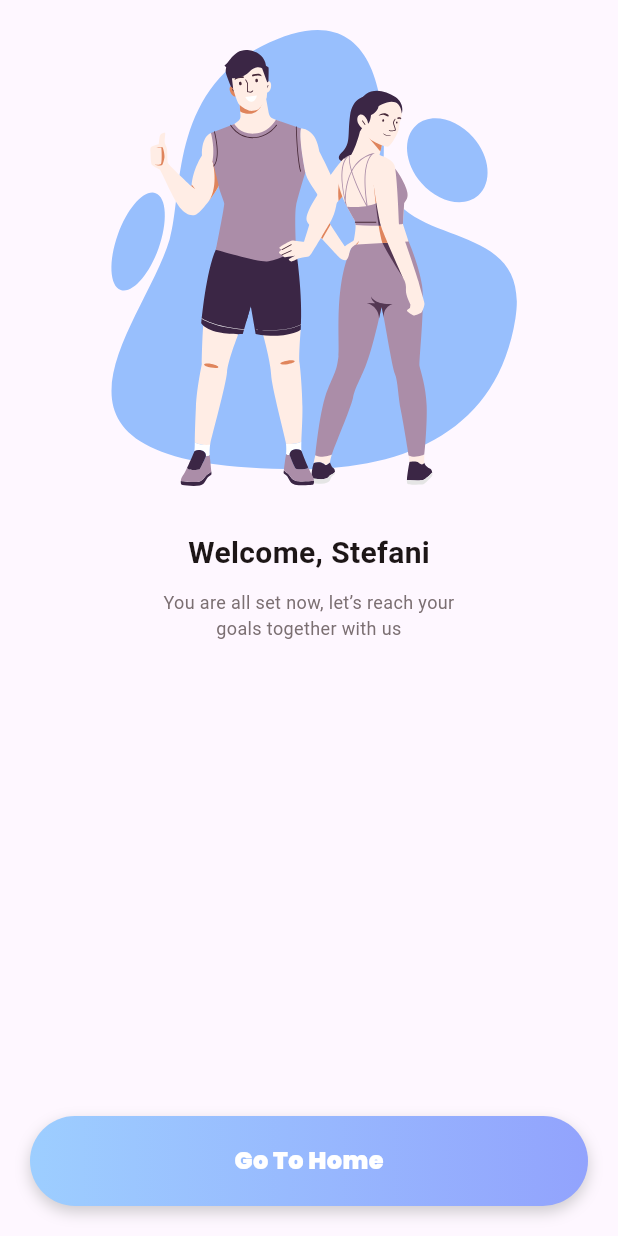
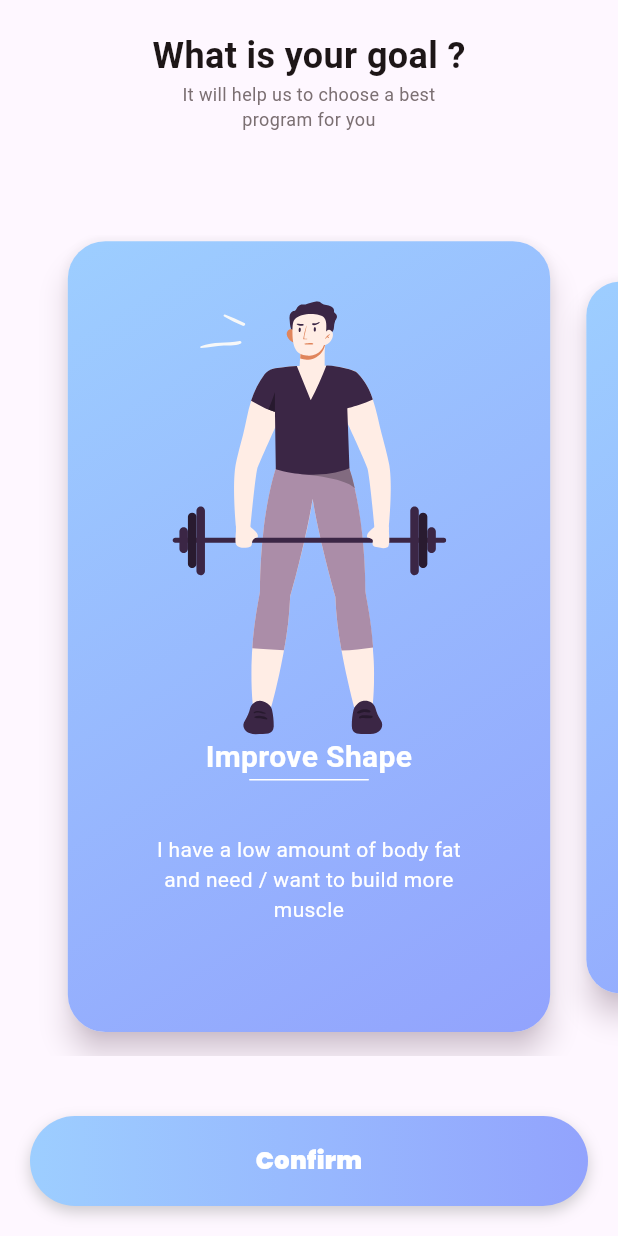
Before and after one commit to MGMSA6/Fitnest_X, a Flutter app: the screen it shows after launch, on a phone screen of 412 x 824 dp. Run offline on Flutter 3.47's test engine with Material 3 defaults, Android fonts, the light colour scheme and no system bars; our stand-ins replace flutter_svg.

Commit message:
latest code

```diff
--- a/lib/main.dart
+++ b/lib/main.dart
@@ -1,6 +1,8 @@
+import 'package:fitnest_x/pages/Carousel.dart';
 import 'package:fitnest_x/pages/Finalized.dart';
 import 'package:fitnest_x/pages/Login.dart';
 import 'package:fitnest_x/pages/Onboarding.dart';
+import 'package:fitnest_x/pages/Responsive.dart';
 import 'package:fitnest_x/pages/SignUp1.dart';
 import 'package:fitnest_x/pages/Signup.dart';
 
@@ -22,7 +24,7 @@ class FitnestX extends StatelessWidget {
       themeMode: ThemeMode.light,
       theme: ThemeData(primarySwatch: Colors.deepPurple),
       darkTheme: ThemeData(brightness: Brightness.dark),
-      initialRoute: "/Finalized",
+      initialRoute: "/Carousel",
       routes: {
         "/Welcome": (context) => const Welcome(),
         "/Welcome1": (context) => const Welcome1(),
@@ -30,7 +32,9 @@ class FitnestX extends StatelessWidget {
         "/SignUp": (context) => const Signup(),
         "/SignUp1": (context) => const SignUp1(),
         "/Login": (context) => const Login(),
-        "/Finalized": (context) => const Finalized()
+        "/Finalized": (context) => const Finalized(),
+        "/Carousel": (context) => const Carousel(),
+        "/Responsive": (context) => Responsive()
       },
     );
   }
--- /dev/null
+++ b/lib/pages/Carousel.dart
@@ -0,0 +1,257 @@
+import 'package:flutter/material.dart';
+import 'package:flutter_svg/flutter_svg.dart';
+
+class Carousel extends StatefulWidget {
+  const Carousel({Key? key}) : super(key: key);
+
+  @override
+  _CarouselState createState() => _CarouselState();
+}
+
+class _CarouselState extends State<Carousel> {
+  final CustomPageController controller = CustomPageController();
+
+  @override
+  void initState() {
+    super.initState();
+    controller.addListener(() {
+      setState(() {});
+    });
+  }
+
+  @override
+  Widget build(BuildContext context) {
+    return MaterialApp(
+        debugShowCheckedModeBanner: false,
+        home: Scaffold(
+          body: SafeArea(
+            child: Padding(
+                padding: const EdgeInsets.symmetric(vertical: 20),
+                child: Column(
+                  crossAxisAlignment: CrossAxisAlignment.center,
+                  mainAxisAlignment: MainAxisAlignment.center,
+                  children: [
+                    const Expanded(
+                      flex: 1,
+                      child: Column(children: [
+                        Text(
+                          'What is your goal ?',
+                          style: TextStyle(
+                              fontSize: 24,
+                              fontWeight: FontWeight.bold,
+                              color: Color(0XFF1D1617)),
+                        ),
+                        Text(
+                          'It will help us to choose a best\nprogram for you',
+                          style:
+                              TextStyle(fontSize: 12, color: Color(0XFF7B6F72)),
+                          textAlign: TextAlign.center,
+                        ),
+                      ]),
+                    ),
+                    Expanded(flex: 4, child: buildCardCarousel()),
+                    const SizedBox(
+                      height: 40,
+                    ),
+                    Container(
+                      height: 60,
+                      margin: const EdgeInsets.symmetric(horizontal: 20),
+                      decoration: BoxDecoration(
+                        borderRadius: BorderRadius.circular(99),
+                        gradient: const LinearGradient(
+                          colors: [Color(0xFF9DCEFF), Color(0xFF92A3FD)],
+                        ),
+                        boxShadow: [
+                          BoxShadow(
+                            color: Colors.grey.withOpacity(0.5),
+                            spreadRadius: 0,
+                            blurRadius: 8,
+                            offset: const Offset(
+                                0, 4), // changes the position of the shadow
+                          ),
+                        ],
+                      ),
+                      child: Material(
+                        color: Colors.transparent,
+                        child: InkWell(
+                          borderRadius: BorderRadius.circular(99),
+                          onTap: () {
+                            // Navigator.push(
+                            //     context,
+                            //     MaterialPageRoute(
+                            //         builder: (context) => SignUp()));
+                          },
+                          child: const SizedBox(
+                            height: 60,
+                            child: Row(
+                              mainAxisAlignment: MainAxisAlignment.center,
+                              children: [
+                                Text(
+                                  "Confirm",
+                                  style: TextStyle(
+                                      fontSize: 16,
+                                      fontWeight: FontWeight.w700,
+                                      fontFamily: 'Poppins',
+                                      color: Colors.white),
+                                ),
+                              ],
+                            ),
+                          ),
+                        ),
+                      ),
+                    ),
+                  ],
+                )),
+          ),
+        ));
+  }
+
+  Widget buildCardCarousel() {
+    final List<Widget> cards = [
+      const CustomCard(
+        gradientColors: [Color(0XFF92A3FD), Color(0xff9DCEFF)],
+        title: 'Improve Shape',
+        description:
+            'I have a low amount of body fat\nand need / want to build more\nmuscle',
+        imageUrl: 'assets/images/onboard_1.svg',
+      ),
+      const CustomCard(
+        gradientColors: [Color(0XFF92A3FD), Color(0xff9DCEFF)],
+        title: 'Lean & Tone',
+        description:
+            'I’m “skinny fat”. look thin but have\nno shape. I want to add learn\nmuscle in the right way',
+        imageUrl: 'assets/images/onboard_2.svg',
+      ),
+      const CustomCard(
+        gradientColors: [Color(0XFF92A3FD), Color(0xff9DCEFF)],
+        title: 'Loose a Fat',
+        description:
+            'I have over 20 lbs to lose.\nI want to drop all this fat and gain muscle\nmass',
+        imageUrl: 'assets/images/onboard_3.svg',
+      ),
+    ];
+
+    return PageView.builder(
+      controller: controller,
+      itemCount: cards.length,
+      itemBuilder: (BuildContext context, int index) {
+        final double currentPage = controller.page ?? 0.0;
+        final double scaleFactor = 1.0 - (0.1 * ((currentPage - index).abs()));
+        return Transform.scale(
+          scale: scaleFactor,
+          child: cards[index],
+        );
+      },
+    );
+  }
+}
+
+class CustomCard extends StatelessWidget {
+  final List<Color> gradientColors;
+  final String title;
+  final String description;
+  final String imageUrl;
+
+  const CustomCard({
+    Key? key,
+    required this.gradientColors,
+    required this.title,
+    required this.description,
+    required this.imageUrl,
+  }) : super(key: key);
+
+  @override
+  Widget build(BuildContext context) {
+    return SizedBox(
+      width: MediaQuery.of(context).size.width * 0.8,
+      height: MediaQuery.of(context).size.height * 0.6,
+      child: Padding(
+        padding: EdgeInsets.only(bottom: 12),
+        child: Card(
+          elevation: 8.0,
+          shadowColor: const Color(0xFFE8CEE5),
+          shape: RoundedRectangleBorder(
+            borderRadius: BorderRadius.circular(25.0),
+          ),
+          child: Container(
+            decoration: BoxDecoration(
+              borderRadius: BorderRadius.circular(25.0),
+              gradient: LinearGradient(
+                colors: gradientColors,
+                begin: Alignment.bottomRight,
+                end: Alignment.topLeft,
+              ),
+            ),
+            child: Column(
+              crossAxisAlignment: CrossAxisAlignment.center,
+              children: <Widget>[
+                Expanded(
+                  flex: 5,
+                  child: Container(
+                      margin: const EdgeInsets.only(top: 40),
+                      child: SvgPicture.asset(imageUrl)),
+                ),
+                Expanded(
+                  flex: 1,
+                  child: Column(
+                    children: [
+                      Text(
+                        title,
+                        style: const TextStyle(
+                          fontSize: 20.0,
+                          fontWeight: FontWeight.bold,
+                          color: Colors.white,
+                        ),
+                        textAlign: TextAlign.center,
+                      ),
+                      Container(
+                        width: 80,
+                        height: 1,
+                        decoration: BoxDecoration(
+                          color: Colors.white,
+                          borderRadius: BorderRadius.circular(100),
+                        ),
+                      ),
+                    ],
+                  ),
+                ),
+                Expanded(
+                  flex: 2,
+                  child: Padding(
+                    padding: EdgeInsets.only(left: 20, right: 20),
+                    child: Text(
+                      description,
+                      style: const TextStyle(
+                        fontSize: 14.0,
+                        color: Colors.white,
+                      ),
+                      textAlign: TextAlign.center,
+                    ),
+                  ),
+                ),
+              ],
+            ),
+          ),
+        ),
+      ),
+    );
+  }
+}
+
+class CustomPageController extends PageController {
+  CustomPageController({
+    this.viewportFraction = 0.8,
+    initialPage = 0,
+  }) : super(
+          initialPage: initialPage,
+          viewportFraction: viewportFraction,
+        );
+
+  final double viewportFraction;
+
+  @override
+  double getPagePosition(int page) {
+    final double pagePosition = getPagePosition(page.toDouble() as int);
+    return pagePosition.clamp(-viewportFraction, viewportFraction);
+  }
+}
--- /dev/null
+++ b/lib/pages/Responsive.dart
@@ -0,0 +1,52 @@
+import 'package:flutter/material.dart';
+
+class Responsive extends StatelessWidget {
+  @override
+  Widget build(BuildContext context) {
+    return MaterialApp(
+      home: Scaffold(
+        appBar: AppBar(
+          title: Text('Divide Screen'),
+        ),
+        body: MyHomePage(),
+      ),
+    );
+  }
+}
+
+class MyHomePage extends StatelessWidget {
+  @override
+  Widget build(BuildContext context) {
+    return Column(
+      children: [
+        Expanded(
+          flex: 2,
+          child: Container(
+            color: Colors.red,
+            child: Center(
+              child: Text('Header'),
+            ),
+          ),
+        ),
+        Expanded(
+          flex: 6,
+          child: Container(
+            color: Colors.green,
+            child: Center(
+              child: Text('Middle'),
+            ),
+          ),
+        ),
+        Expanded(
+          flex: 2,
+          child: Container(
+            color: Colors.blue,
+            child: Center(
+              child: Text('Footer'),
+            ),
+          ),
+        ),
+      ],
+    );
+  }
+}
```
